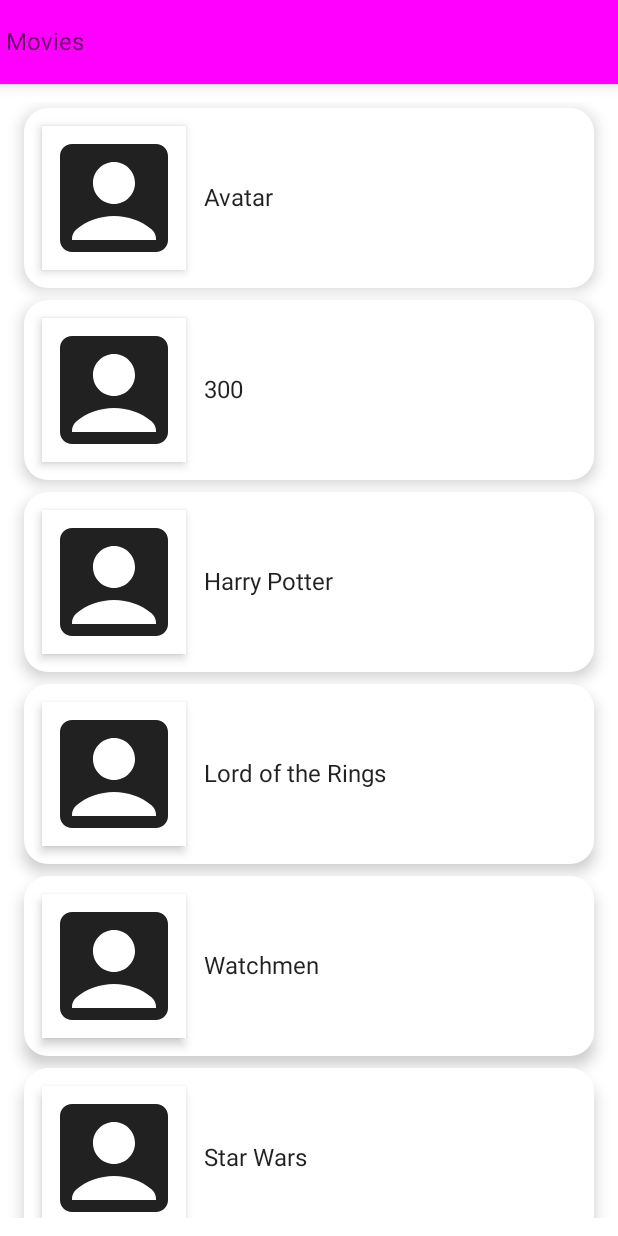
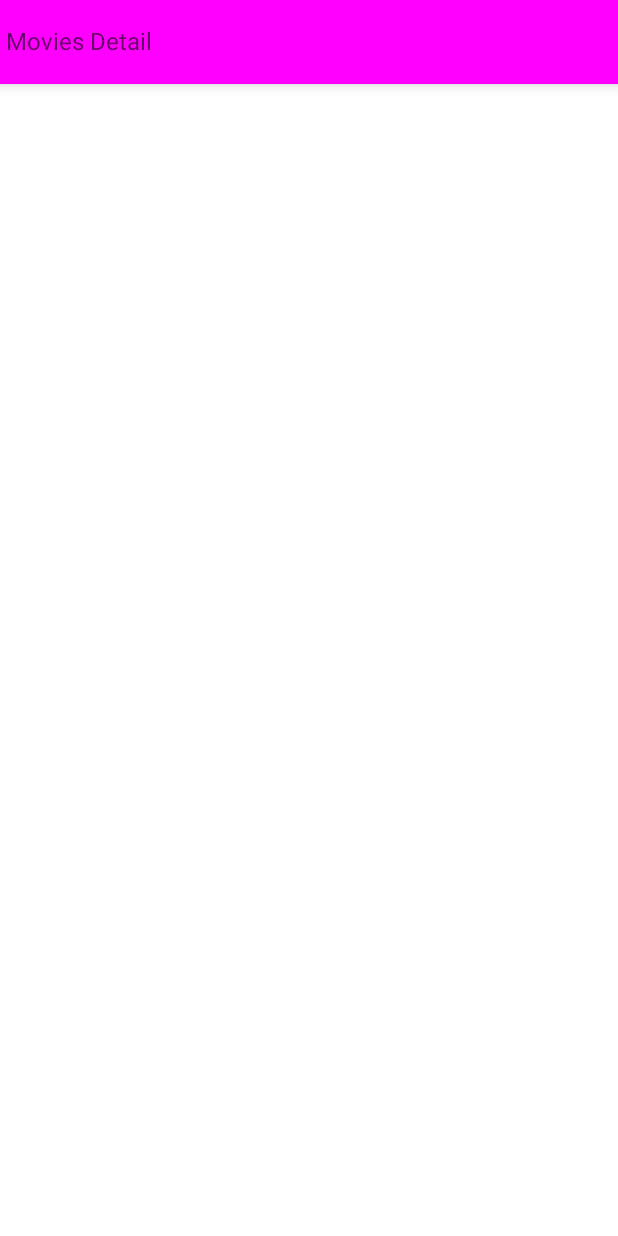
Before and after one commit to nmurphy-87/MovieApp, an Android app built with Jetpack Compose: the screen it shows after launch (MainActivity), after a tap on "Avatar", on a phone screen of 412 x 824 dp. Run offline under Robolectric (Android 15) with nearby library versions, the phone set to English and light mode, and no system bars.

Commit message:
Navigation Structure, Home & Details screens

```diff
--- a/app/build.gradle
+++ b/app/build.gradle
@@ -60,4 +60,10 @@ dependencies {
     androidTestImplementation "androidx.compose.ui:ui-test-junit4:$compose_ui_version"
     debugImplementation "androidx.compose.ui:ui-tooling:$compose_ui_version"
     debugImplementation "androidx.compose.ui:ui-test-manifest:$compose_ui_version"
+
+    //Navigation
+    def nav_version = "2.4.0"
+
+    implementation "androidx.navigation:navigation-compose:$nav_version"
+
 }
--- a/app/src/main/java/com/niallmurph/movieapp/MainActivity.kt
+++ b/app/src/main/java/com/niallmurph/movieapp/MainActivity.kt
@@ -21,6 +21,7 @@ import androidx.compose.ui.graphics.Color
 import androidx.compose.ui.graphics.RectangleShape
 import androidx.compose.ui.tooling.preview.Preview
 import androidx.compose.ui.unit.dp
+import com.niallmurph.movieapp.navigation.MovieNavigation
 import com.niallmurph.movieapp.ui.theme.MovieAppTheme
 
 class MainActivity : ComponentActivity() {
@@ -28,7 +29,7 @@ class MainActivity : ComponentActivity() {
         super.onCreate(savedInstanceState)
         setContent {
             MyApp {
-                MainContent()
+                MovieNavigation()
             }
         }
     }
@@ -40,45 +41,11 @@ fun MyApp(
     content: @Composable () -> Unit
 ) {
     MovieAppTheme {
-        Scaffold(
-            topBar = {
-                TopAppBar(
-                    backgroundColor = Color.Magenta,
-                    elevation = 6.dp
-                ) {
-                    Text("Movies")
-                }
-            }
-        ) {
-            MainContent()
-        }
+        content()
     }
 }
 
-@Composable
-fun MainContent(
-    movieList: List<String> = listOf(
-        "Avatar",
-        "300",
-        "Harry Potter",
-        "Lord of the Rings",
-        "Watchmen",
-        "Star Wars",
-        "The Usual Suspects",
-        "Life"
-    )
-) {
-    Column(modifier = Modifier.padding(12.dp)) {
-        LazyColumn {
-            items(items = movieList) {
-                MovieRow(it) { movie ->
-                    Log.d("MOVIE", "$movie")
 
-                }
-            }
-        }
-    }
-}
 
 @Composable
 fun MovieRow(
@@ -91,7 +58,7 @@ fun MovieRow(
             .fillMaxWidth()
             .height(120.dp)
             .clickable {
-               onClick(movie)
+                onClick(movie)
             },
         shape = RoundedCornerShape(corner = CornerSize(16.dp)),
         elevation = 6.dp
@@ -114,11 +81,3 @@ fun MovieRow(
 
     }
 }
-
-@Preview(showBackground = true)
-@Composable
-fun DefaultPreview() {
-    MyApp {
-        MainContent()
-    }
-}
--- /dev/null
+++ b/app/src/main/java/com/niallmurph/movieapp/navigation/MovieNavigation.kt
@@ -0,0 +1,22 @@
+package com.niallmurph.movieapp.navigation
+
+import androidx.compose.runtime.Composable
+import androidx.navigation.compose.NavHost
+import androidx.navigation.compose.composable
+import androidx.navigation.compose.rememberNavController
+import com.niallmurph.movieapp.screens.details.DetailsScreen
+import com.niallmurph.movieapp.screens.home.HomeScreen
+
+@Composable
+fun MovieNavigation(){
+    val navController = rememberNavController()
+
+    NavHost(navController = navController, startDestination = MovieScreens.HomeScreen.name){
+        composable(route = MovieScreens.HomeScreen.name){
+            HomeScreen(navController = navController)
+        }
+        composable(MovieScreens.DetailsScreen.name){
+            DetailsScreen(navController = navController)
+        }
+    }
+}
--- /dev/null
+++ b/app/src/main/java/com/niallmurph/movieapp/screens/details/DetailsScreen.kt
@@ -0,0 +1,27 @@
+package com.niallmurph.movieapp.screens.details
+
+import android.annotation.SuppressLint
+import androidx.compose.material.Scaffold
+import androidx.compose.material.Text
+import androidx.compose.material.TopAppBar
+import androidx.compose.runtime.Composable
+import androidx.compose.ui.graphics.Color
+import androidx.compose.ui.unit.dp
+import androidx.navigation.NavController
+
+@SuppressLint("UnusedMaterialScaffoldPaddingParameter")
+@Composable
+fun DetailsScreen(navController: NavController) {
+    Scaffold(
+        topBar = {
+            TopAppBar(
+                backgroundColor = Color.Magenta,
+                elevation = 6.dp
+            ) {
+                Text("Movies Detail")
+            }
+        }
+    ) {
+
+    }
+}
--- /dev/null
+++ b/app/src/main/java/com/niallmurph/movieapp/screens/home/HomeScreen.kt
@@ -0,0 +1,69 @@
+package com.niallmurph.movieapp.screens.home
+
+import android.annotation.SuppressLint
+import android.util.Log
+import androidx.compose.foundation.layout.Column
+import androidx.compose.foundation.layout.padding
+import androidx.compose.foundation.lazy.LazyColumn
+import androidx.compose.foundation.lazy.items
+import androidx.compose.material.Scaffold
+import androidx.compose.material.Text
+import androidx.compose.material.TopAppBar
+import androidx.compose.runtime.Composable
+import androidx.compose.ui.Modifier
+import androidx.compose.ui.graphics.Color
+import androidx.compose.ui.unit.dp
+import androidx.navigation.NavController
+import com.niallmurph.movieapp.MovieRow
+import com.niallmurph.movieapp.navigation.MovieScreens
+
+@SuppressLint("UnusedMaterialScaffoldPaddingParameter")
+@Composable
+fun HomeScreen(navController: NavController) {
+    Scaffold(
+        topBar = {
+            TopAppBar(
+                backgroundColor = Color.Magenta,
+                elevation = 6.dp
+            ) {
+                Text("Movies")
+            }
+        }
+    ) {
+        MainContent(navController = navController)
+    }
+}
+
+@Composable
+fun MainContent(
+    navController: NavController,
+    movieList: List<String> = listOf(
+        "Avatar",
+        "300",
+        "Harry Potter",
+        "Lord of the Rings",
+        "Watchmen",
+        "Star Wars",
+        "The Usual Suspects",
+        "Life"
+    )
+) {
+    Column(modifier = Modifier.padding(12.dp)) {
+        LazyColumn {
+            items(items = movieList) {
+                MovieRow(it) { movie ->
+                    Log.d("MOVIE", "$movie")
+                    navController.navigate(route = MovieScreens.DetailsScreen.name)
+                }
+            }
+        }
+    }
+}
+
+//@Preview(showBackground = true)
+//@Composable
+//fun DefaultPreview() {
+//    MyApp {
+//        MainContent()
+//    }
+//}
```
Also changed, not shown: app/src/main/java/com/niallmurph/movieapp/navigation/MovieScreens.kt (added, +16 -0 lines).
